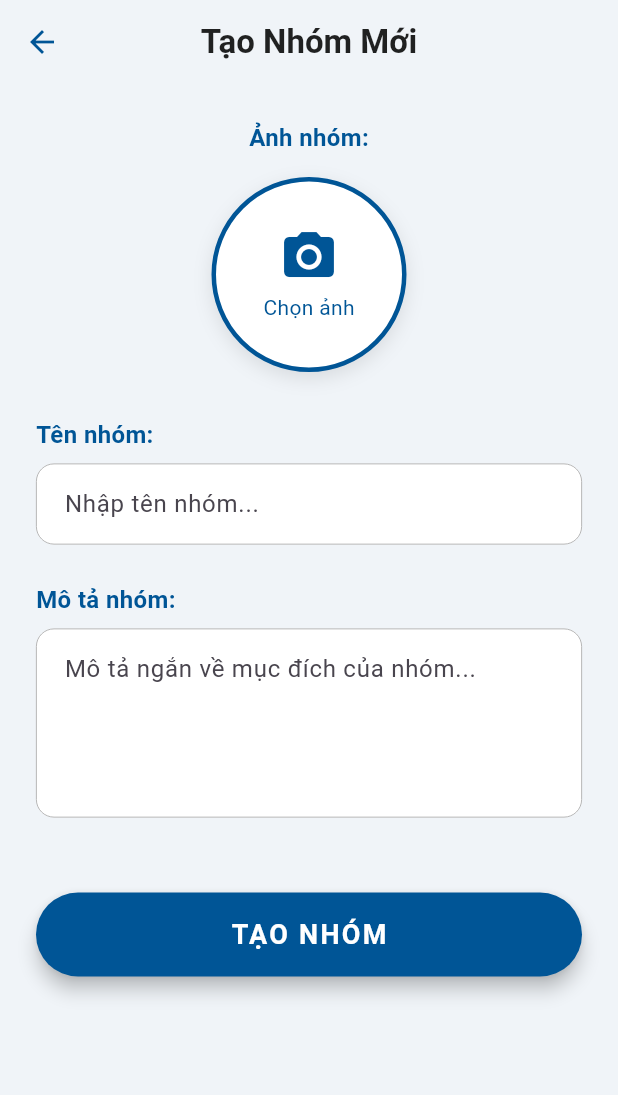
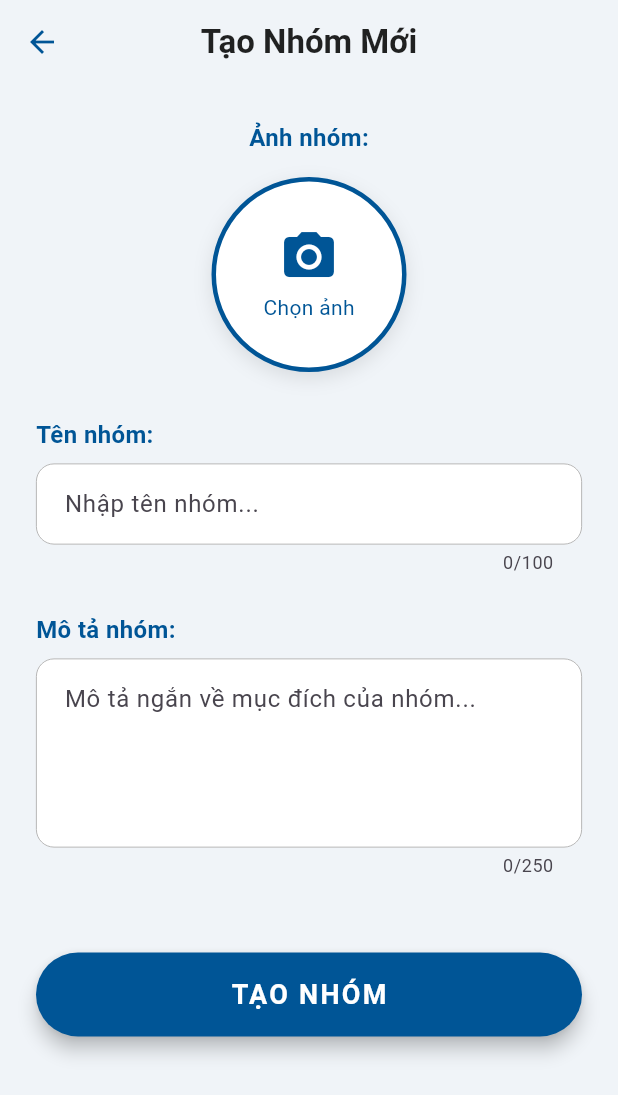
Before and after one commit to hieppro112/chuyenDe2_ver2.0, a Flutter app: the ThamGiaNhomPage screen opened directly, after a tap on the "add" icon, on a phone screen of 412 x 824 dp. Shown: the top 1095 px of the screen. Run offline on Flutter 3.47's test engine with Material 3 defaults, Android fonts, the phone set to English and light mode, and no system bars; our stand-ins replace cached_network_image, cloud_firestore, file_picker, firebase_auth, firebase_core, firebase_storage and 4 more; accounts and stored records are empty.

Commit message:
thêm thanh tìm kiếm cho tham gia nhóm và sửa logic

```diff
--- a/Chuyen_DE_2/User/giao_tiep_sv_user/lib/FireBase_Service/group_service.dart
+++ b/Chuyen_DE_2/User/giao_tiep_sv_user/lib/FireBase_Service/group_service.dart
@@ -1,29 +1,21 @@
-// group_service.dart
-
 import 'package:cloud_firestore/cloud_firestore.dart';
 import '../Data/global_state.dart';
 
 class GroupService {
   final FirebaseFirestore _firestore = FirebaseFirestore.instance;
 
-  // --- HÀM TRÍCH XUẤT MÃ KHOA ---
+  // 1. TÁCH MÃ KHOA TỪ USER_ID
   String _extractFacultyCode(String userId) {
     if (userId.isEmpty) return '';
 
-    // Regex tìm cụm chữ cái in hoa (A-Z) liên tiếp
+    // Lấy cụm ký tự in hoa liên tiếp
     final RegExp facultyRegex = RegExp(r'[A-Z]+');
-    final Iterable<RegExpMatch> matches = facultyRegex.allMatches(userId);
+    final match = facultyRegex.firstMatch(userId);
 
-    if (matches.isNotEmpty) {
-      return matches.first.group(0)!;
-    } else {
-      return '';
-    }
+    return match?.group(0) ?? '';
   }
 
-  // --- HÀM TRUY VẤN VÀ LỌC NHÓM ĐỂ THAM GIA ---
-  // Điều kiện lọc: Cùng Khoa, Nhóm đã được duyệt (id_status=1 & approval_mode=true),
-  // và Người dùng chưa có bản ghi (status_id=0 hoặc 1) trong Groups_members.
+  // 2. LẤY DANH SÁCH NHÓM MÀ NGƯỜI DÙNG ĐƯỢC HIỂN THỊ
   Future<List<DocumentSnapshot>> fetchGroupsToJoin() async {
     final String currentUserId = GlobalState.currentUserId;
     final String facultyCode = _extractFacultyCode(currentUserId);
@@ -32,46 +24,63 @@ class GroupService {
       return [];
     }
 
-    // 1. Lấy tất cả các bản ghi của người dùng trong Groups_members
+    // B1: Lấy nhóm mà user đang là thành viên hoặc đã gửi yêu cầu
     final QuerySnapshot memberGroupsSnapshot = await _firestore
         .collection('Groups_members')
         .where('user_id', isEqualTo: currentUserId)
         .get();
 
-    // 2. Lọc ra các Group ID mà người dùng ĐANG CHỜ DUYỆT (0) HOẶC ĐÃ ĐƯỢC CHẤP NHẬN (1)
     final Set<String> groupIdsToExclude = memberGroupsSnapshot.docs
         .where((doc) {
           final status = doc.get('status_id') as int?;
-          // Loại trừ nhóm nếu user ĐÃ CHẤP NHẬN (1) HOẶC ĐANG CHỜ DUYỆT (0)
-          return status == 1 || status == 0;
+          return status == 1 || status == 0; // 1 = đã vào, 0 = đang chờ duyệt
         })
         .map((doc) => doc['group_id'] as String)
         .toSet();
-
-    // 3. Truy vấn danh sách tất cả các nhóm theo điều kiện
+    // B2: Lấy tất cả nhóm đã được duyệt
     final QuerySnapshot allGroupsSnapshot = await _firestore
         .collection('Groups')
-        .where('faculty_id', isEqualTo: facultyCode)
-        .where('id_status', isEqualTo: 1) // Nhóm đã được duyệt (Status ID)
+        .where('id_status', isEqualTo: 1) // nhóm active
         .get();
+    // B3: Lọc nhóm theo KEY của faculty_id
+    final List<DocumentSnapshot> filteredGroups = allGroupsSnapshot.docs.where((
+      groupDoc,
+    ) {
+      final dynamic rawFaculty = groupDoc.get('faculty_id');
 
-    // 4. Lọc bỏ các nhóm mà người dùng đã có mặt trong groupIdsToExclude
-    final List<DocumentSnapshot> filteredGroups = allGroupsSnapshot.docs
-        .where((groupDoc) => !groupIdsToExclude.contains(groupDoc.id))
-        .toList();
+      Map<String, dynamic> facultyMap = {};
+
+      // Trường hợp faculty_id là Map (định dạng chuẩn)
+      if (rawFaculty is Map<String, dynamic>) {
+        facultyMap = rawFaculty;
+      }
+      // Trường hợp faculty_id chỉ là chuỗi (VD: "KT")
+      else if (rawFaculty is String) {
+        facultyMap = {rawFaculty: rawFaculty};
+      } else {
+        return false;
+      }
+
+      // Lấy tất cả key trừ "id"
+      final facultyKeys = facultyMap.keys.where((key) => key != "id").toList();
+
+      final matchesFaculty = facultyKeys.contains(facultyCode);
+
+      return matchesFaculty && !groupIdsToExclude.contains(groupDoc.id);
+    }).toList();
 
     return filteredGroups;
   }
 
-  // --- HÀM GỬI YÊU CẦU THAM GIA NHÓM ---
+  // 3. GỬI YÊU CẦU THAM GIA NHÓM
   Future<void> requestJoinGroup(String groupId) async {
     final String currentUserId = GlobalState.currentUserId;
 
     await _firestore.collection('Groups_members').add({
       'group_id': groupId,
       'user_id': currentUserId,
-      'role': 1, // Thành viên thường
-      'status_id': 0, // Đang chờ duyệt
+      'role': 0, // thành viên thường
+      'status_id': 0, // chờ duyệt
       'joined_at': FieldValue.serverTimestamp(),
     });
   }
--- a/Chuyen_DE_2/User/giao_tiep_sv_user/lib/Home_screen/Home/Home_screen/Group_create/tao_nhom_page.dart
+++ b/Chuyen_DE_2/User/giao_tiep_sv_user/lib/Home_screen/Home/Home_screen/Group_create/tao_nhom_page.dart
@@ -3,6 +3,7 @@ import 'package:image_picker/image_picker.dart';
 import 'dart:io';
 import 'package:giao_tiep_sv_user/FireBase_Service/create_group_service.dart';
 import 'package:giao_tiep_sv_user/FireBase_Service/faculty_service.dart';
+import 'package:flutter/services.dart'; // Thêm thư viện này cho InputFormatter
 import '../../../../Data/global_state.dart';
 
 class TaoNhomPage extends StatefulWidget {
@@ -89,9 +90,7 @@ class _TaoNhomPageState extends State<TaoNhomPage> {
     });
 
     // 2. Tải động tên khoa từ Faculty Service
-    final facultyIdMap = await _facultyService.fetchFacultyIdMap(
-      facultyCode,
-    ); // 👈 GỌI SERVICE MỚI
+    final facultyIdMap = await _facultyService.fetchFacultyIdMap(facultyCode);
 
     if (facultyIdMap == null) {
       ScaffoldMessenger.of(context).showSnackBar(
@@ -150,7 +149,14 @@ class _TaoNhomPageState extends State<TaoNhomPage> {
     required String labelText,
     String? hintText,
     int maxLines = 1,
+    int? maxLength, // Thêm tham số maxLength
   }) {
+    // Thêm InputFormatter để giới hạn ký tự
+    final List<TextInputFormatter> formatters = [];
+    if (maxLength != null) {
+      formatters.add(LengthLimitingTextInputFormatter(maxLength));
+    }
+
     return Column(
       crossAxisAlignment: CrossAxisAlignment.start,
       children: [
@@ -166,10 +172,14 @@ class _TaoNhomPageState extends State<TaoNhomPage> {
         TextField(
           controller: controller,
           maxLines: maxLines,
+          maxLength: maxLength, // Hiển thị bộ đếm ký tự
+          inputFormatters: formatters, // Áp dụng giới hạn ký tự
           decoration: InputDecoration(
             hintText: hintText,
             filled: true,
             fillColor: Colors.white,
+            // Xóa khoảng trống của counterText khi không cần thiết
+            counterText: maxLength != null ? null : '',
             contentPadding: const EdgeInsets.symmetric(
               vertical: 15,
               horizontal: 15,
@@ -307,6 +317,7 @@ class _TaoNhomPageState extends State<TaoNhomPage> {
                 controller: _tenNhomController,
                 labelText: "Tên nhóm:",
                 hintText: "Nhập tên nhóm...",
+                maxLength: 100, // Giới hạn tên nhóm 100 ký tự
               ),
               const SizedBox(height: 25),
               _buildTextField(
@@ -314,6 +325,7 @@ class _TaoNhomPageState extends State<TaoNhomPage> {
                 labelText: "Mô tả nhóm:",
                 hintText: "Mô tả ngắn về mục đích của nhóm...",
                 maxLines: 4,
+                maxLength: 250, // **GIỚI HẠN 250 KÝ TỰ**
               ),
               const SizedBox(height: 50),
               _buildCreateButton(),
--- a/Chuyen_DE_2/User/giao_tiep_sv_user/lib/Home_screen/Home/Home_screen/Group_create/tham_gia_nhom.dart
+++ b/Chuyen_DE_2/User/giao_tiep_sv_user/lib/Home_screen/Home/Home_screen/Group_create/tham_gia_nhom.dart
@@ -17,13 +17,38 @@ class _ThamGiaNhomPageState extends State<ThamGiaNhomPage> {
   // Khởi tạo Service
   final GroupService _groupService = GroupService();
 
+  // Khai báo Future này để FutureBuilder có thể sử dụng
   late Future<List<DocumentSnapshot>> _groupsFuture;
+
+  // 1. Biến trạng thái và Controller cho Tìm kiếm
+  final TextEditingController _searchController = TextEditingController();
+  String _searchText = '';
 
   @override
   void initState() {
     super.initState();
-    // Gọi hàm từ Service để tải dữ liệu ban đầu
+    // Gọi hàm từ Service để tải DỮ LIỆU BAN ĐẦU
     _groupsFuture = _groupService.fetchGroupsToJoin();
+
+    // Lắng nghe thay đổi của thanh tìm kiếm
+    _searchController.addListener(_onSearchChanged);
+  }
+
+  @override
+  void dispose() {
+    _searchController.removeListener(_onSearchChanged);
+    _searchController.dispose();
+    super.dispose();
+  }
+
+  // --- HÀM XỬ LÝ TÌM KIẾM---
+  void _onSearchChanged() {
+    final newSearchText = _searchController.text.toLowerCase().trim();
+    if (newSearchText != _searchText) {
+      setState(() {
+        _searchText = newSearchText;
+      });
+    }
   }
 
   void toggleMenu() {
@@ -32,10 +57,9 @@ class _ThamGiaNhomPageState extends State<ThamGiaNhomPage> {
     });
   }
 
-  // --- HÀM GỬI YÊU CẦU THAM GIA NHÓM ---
+  // --- HÀM GỬI YÊU CẦU THAM GIA NHÓM---
   void _requestJoinGroup(String groupId, String groupName) async {
     try {
-      // Gọi hàm từ Service để xử lý Firestore (status_id = 0)
       await _groupService.requestJoinGroup(groupId);
 
       ScaffoldMessenger.of(context).showSnackBar(
@@ -48,7 +72,6 @@ class _ThamGiaNhomPageState extends State<ThamGiaNhomPage> {
       );
 
       // Làm mới danh sách sau khi gửi yêu cầu thành công
-      // Nhóm này sẽ biến mất khỏi danh sách vì giờ đã có status_id = 0 trong Groups_members
       setState(() {
         _groupsFuture = _groupService.fetchGroupsToJoin();
       });
@@ -64,7 +87,6 @@ class _ThamGiaNhomPageState extends State<ThamGiaNhomPage> {
 
   // --- HÀM XÂY DỰNG ITEM NHÓM ---
   Widget _buildGroupListItem(Map<String, dynamic> group, String groupId) {
-    // Lấy link ảnh từ trường 'avt'
     final String imageUrl = group['avt'] ?? "https://via.placeholder.com/60";
 
     return Container(
@@ -105,9 +127,33 @@ class _ThamGiaNhomPageState extends State<ThamGiaNhomPage> {
                       color: Colors.black,
                     ),
                   ),
-                  Text(
-                    'Khoa: ${group["faculty_id"]}',
-                    style: const TextStyle(fontSize: 12, color: Colors.grey),
+                  // Hiển thị phần 'Mô tả:' nổi bật hơn bằng Text.rich
+                  Text.rich(
+                    TextSpan(
+                      children: [
+                        const TextSpan(
+                          text: 'Mô tả: ',
+                          style: TextStyle(
+                            fontSize: 13,
+                            fontWeight: FontWeight.w600,
+                            color: Colors.black87,
+                          ),
+                        ),
+                        TextSpan(
+                          text:
+                              (group["description"] ?? '')
+                                  .toString()
+                                  .trim()
+                                  .isEmpty
+                              ? 'Không có mô tả'
+                              : group["description"].toString(),
+                          style: TextStyle(
+                            fontSize: 13,
+                            color: Colors.grey[700],
+                          ),
+                        ),
+                      ],
+                    ),
                   ),
                   const SizedBox(height: 8),
                   ElevatedButton.icon(
@@ -135,6 +181,40 @@ class _ThamGiaNhomPageState extends State<ThamGiaNhomPage> {
     );
   }
 
+  // --- HÀM XÂY DỰNG THANH TÌM KIẾM ---
+  Widget _buildSearchBar() {
+    return Container(
+      // Loại bỏ padding ngang ở đây để thêm vào Column bên dưới
+      padding: const EdgeInsets.fromLTRB(12, 8, 12, 8),
+      color: Colors.white, // Màu nền cho thanh tìm kiếm
+      child: TextField(
+        controller: _searchController,
+        decoration: InputDecoration(
+          hintText: 'Tìm kiếm tên nhóm...',
+          prefixIcon: const Icon(Icons.search, color: Colors.grey),
+          suffixIcon: _searchController.text.isNotEmpty
+              ? IconButton(
+                  icon: const Icon(Icons.clear, color: Colors.grey),
+                  onPressed: () {
+                    _searchController.clear();
+                  },
+                )
+              : null,
+          contentPadding: const EdgeInsets.symmetric(
+            vertical: 10,
+            horizontal: 10,
+          ),
+          border: OutlineInputBorder(
+            borderRadius: BorderRadius.circular(25.0),
+            borderSide: BorderSide.none,
+          ),
+          filled: true,
+          fillColor: Colors.grey[200],
+        ),
+      ),
+    );
+  }
+
   // --- WIDGET BUILD CHÍNH ---
   @override
   Widget build(BuildContext context) {
@@ -146,6 +226,7 @@ class _ThamGiaNhomPageState extends State<ThamGiaNhomPage> {
           SafeArea(
             child: Column(
               children: [
+                // 🔹 AppBar (Không còn nút Tìm kiếm)
                 AppBar(
                   backgroundColor: Colors.white,
                   elevation: 0.5,
@@ -153,17 +234,16 @@ class _ThamGiaNhomPageState extends State<ThamGiaNhomPage> {
                     icon: const Icon(Icons.menu, color: Colors.black),
                     onPressed: toggleMenu,
                   ),
-                  title: Row(
-                    mainAxisAlignment: MainAxisAlignment.center,
-                    children: [
-                      const Text(
+                  title: const Text(
                     "Tham Gia Nhóm",
                     style: TextStyle(
                       color: Colors.black,
                       fontWeight: FontWeight.bold,
                     ),
                   ),
-                      const SizedBox(width: 8),
+                  centerTitle: true,
+                  actions: [
+                    // Nút Nhóm của tôi
                     IconButton(
                       icon: const Icon(Icons.group, color: Colors.black),
                       onPressed: () {
@@ -175,10 +255,7 @@ class _ThamGiaNhomPageState extends State<ThamGiaNhomPage> {
                         );
                       },
                     ),
-                    ],
-                  ),
-                  centerTitle: true,
-                  actions: [
+                    // Nút Tạo nhóm
                     IconButton(
                       icon: const Icon(Icons.add, color: Colors.black),
                       onPressed: () {
@@ -192,6 +269,10 @@ class _ThamGiaNhomPageState extends State<ThamGiaNhomPage> {
                     ),
                   ],
                 ),
+
+                // 🔹 THANH TÌM KIẾM (Luôn hiển thị ở đây)
+                // Đặt màu nền trắng cho thanh tìm kiếm để phân biệt với nền xám của body
+                Container(color: Colors.white, child: _buildSearchBar()),
 
                 // 🔹 Danh sách nhóm - Sử dụng FutureBuilder
                 Expanded(
@@ -213,24 +294,41 @@ class _ThamGiaNhomPageState extends State<ThamGiaNhomPage> {
                           );
                         }
 
-                        final List<DocumentSnapshot> groups =
+                        final List<DocumentSnapshot> allGroups =
                             snapshot.data ?? [];
 
-                        if (groups.isEmpty) {
-                          return const Center(
+                        // Lọc dữ liệu trên Client dựa trên _searchText
+                        final List<DocumentSnapshot> filteredGroups = allGroups
+                            .where((groupDoc) {
+                              final groupData =
+                                  groupDoc.data() as Map<String, dynamic>;
+                              final groupName =
+                                  (groupData['name'] as String?)
+                                      ?.toLowerCase() ??
+                                  '';
+
+                              // So sánh tên nhóm với chuỗi tìm kiếm
+                              return groupName.contains(_searchText);
+                            })
+                            .toList();
+
+                        if (filteredGroups.isEmpty) {
+                          return Center(
                             child: Text(
-                              "Không tìm thấy nhóm nào phù hợp để tham gia.",
+                              _searchText.isEmpty
+                                  ? "Không tìm thấy nhóm nào phù hợp để tham gia."
+                                  : "Không tìm thấy nhóm nào khớp với '$_searchText'.",
                               textAlign: TextAlign.center,
-                              style: TextStyle(color: Colors.grey),
+                              style: const TextStyle(color: Colors.grey),
                             ),
                           );
                         }
 
                         // Hiển thị danh sách nhóm đã lọc
                         return ListView.builder(
-                          itemCount: groups.length,
+                          itemCount: filteredGroups.length,
                           itemBuilder: (context, index) {
-                            final groupDoc = groups[index];
+                            final groupDoc = filteredGroups[index];
                             final groupData =
                                 groupDoc.data() as Map<String, dynamic>;
                             final groupId = groupDoc.id;
```
Lines whose indentation alone changed are shown as unchanged.
